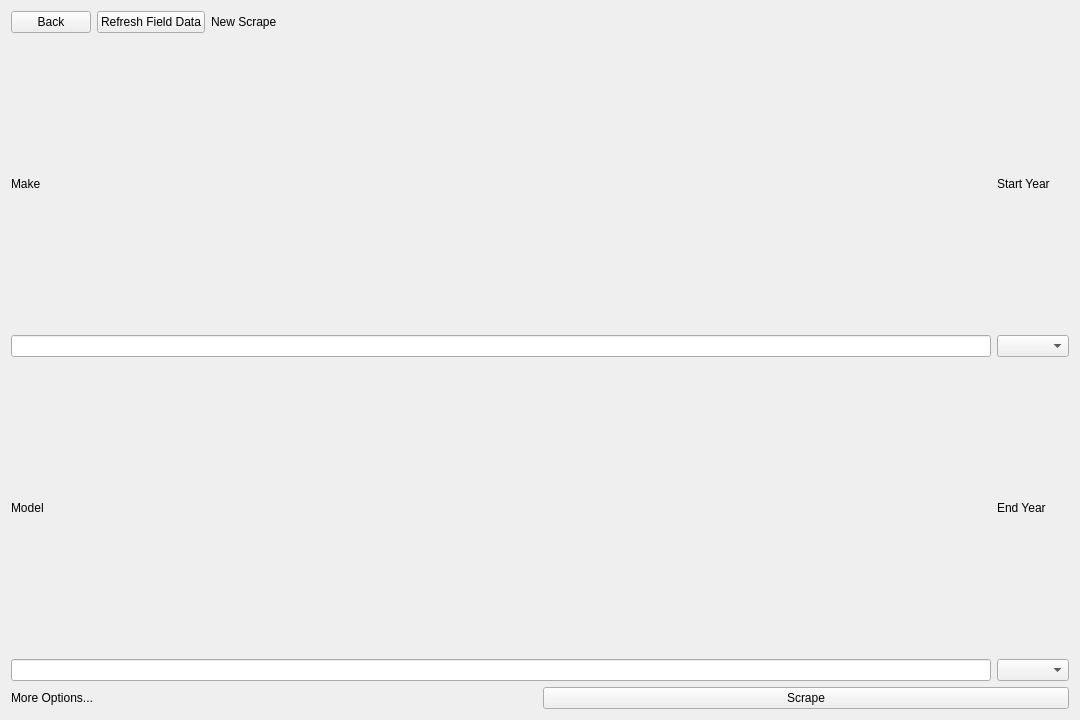
caden-maxwell/nhtsa-scrape, file src/app/ui/ScrapeMenu.ui: the form before one commit.
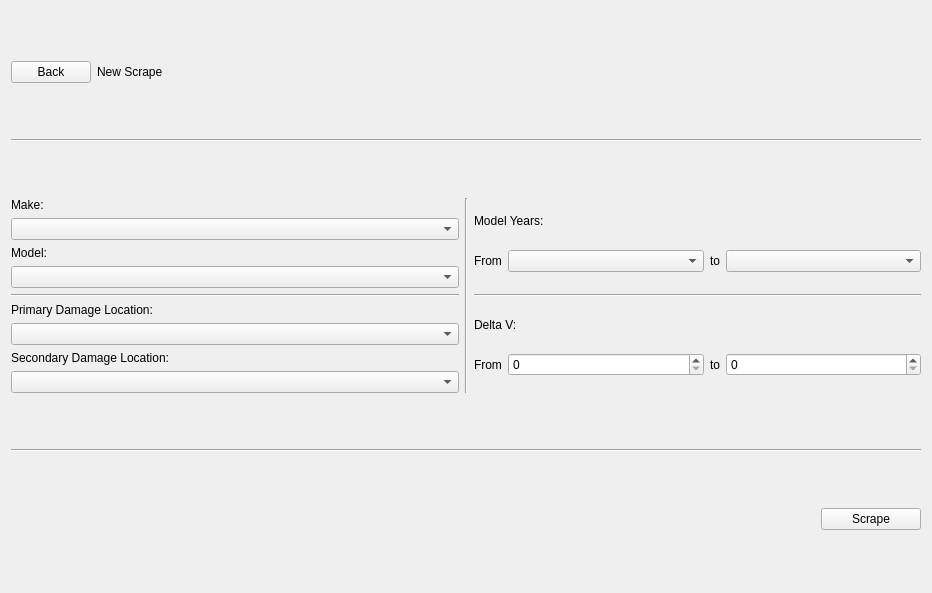
The form after the commit.

```diff
--- a/src/app/ui/ScrapeMenu.ui
+++ b/src/app/ui/ScrapeMenu.ui
@@ -6,16 +6,16 @@
    <rect>
     <x>0</x>
     <y>0</y>
-    <width>1080</width>
-    <height>720</height>
+    <width>932</width>
+    <height>593</height>
    </rect>
   </property>
   <property name="windowTitle">
    <string>Form</string>
   </property>
-  <layout class="QVBoxLayout" name="verticalLayout" stretch="0,1,0">
+  <layout class="QVBoxLayout" name="verticalLayout" stretch="0,0,1,0,0">
    <item>
-    <layout class="QHBoxLayout" name="topHLayout" stretch="0,0,1">
+    <layout class="QHBoxLayout" name="topHLayout" stretch="0,1">
      <item>
       <widget class="QPushButton" name="backBtn">
        <property name="sizePolicy">
@@ -29,13 +29,6 @@
        </property>
       </widget>
      </item>
-     <item>
-      <widget class="QPushButton" name="refreshBtn">
-       <property name="text">
-        <string>Refresh Field Data</string>
-       </property>
-      </widget>
-     </item>
      <item>
       <widget class="QLabel" name="mainTitle">
        <property name="sizePolicy">
@@ -51,83 +44,273 @@
      </item>
     </layout>
    </item>
+   <item>
+    <widget class="Line" name="line_2">
+     <property name="orientation">
+      <enum>Qt::Horizontal</enum>
+     </property>
+    </widget>
+   </item>
    <item>
     <layout class="QGridLayout" name="body">
-     <item row="1" column="0">
-      <layout class="QVBoxLayout" name="modelLayout">
+     <item row="0" column="2">
+      <layout class="QGridLayout" name="yearsLayout">
+       <item row="1" column="2">
+        <widget class="QLabel" name="label_7">
+         <property name="sizePolicy">
+          <sizepolicy hsizetype="Fixed" vsizetype="Preferred">
+           <horstretch>0</horstretch>
+           <verstretch>0</verstretch>
+          </sizepolicy>
+         </property>
+         <property name="text">
+          <string>to</string>
+         </property>
+        </widget>
+       </item>
+       <item row="1" column="1">
+        <widget class="QComboBox" name="startYearCombo">
+         <property name="editable">
+          <bool>false</bool>
+         </property>
+        </widget>
+       </item>
+       <item row="1" column="0">
+        <widget class="QLabel" name="label_6">
+         <property name="sizePolicy">
+          <sizepolicy hsizetype="Fixed" vsizetype="Preferred">
+           <horstretch>0</horstretch>
+           <verstretch>0</verstretch>
+          </sizepolicy>
+         </property>
+         <property name="text">
+          <string>From</string>
+         </property>
+        </widget>
+       </item>
+       <item row="1" column="3">
+        <widget class="QComboBox" name="endYearCombo">
+         <property name="editable">
+          <bool>false</bool>
+         </property>
+        </widget>
+       </item>
+       <item row="0" column="0" colspan="4">
+        <widget class="QLabel" name="label_5">
+         <property name="sizePolicy">
+          <sizepolicy hsizetype="Preferred" vsizetype="Fixed">
+           <horstretch>0</horstretch>
+           <verstretch>0</verstretch>
+          </sizepolicy>
+         </property>
+         <property name="text">
+          <string>Model Years:</string>
+         </property>
+        </widget>
+       </item>
+      </layout>
+     </item>
+     <item row="2" column="0">
+      <layout class="QVBoxLayout" name="damageLayout">
        <item>
-        <widget class="QLabel" name="modelLabel">
+        <widget class="QLabel" name="label">
+         <property name="sizePolicy">
+          <sizepolicy hsizetype="Preferred" vsizetype="Fixed">
+           <horstretch>0</horstretch>
+           <verstretch>0</verstretch>
+          </sizepolicy>
+         </property>
          <property name="text">
-          <string>Model</string>
+          <string>Primary Damage Location:</string>
          </property>
         </widget>
        </item>
        <item>
-        <widget class="QLineEdit" name="modelEdit"/>
+        <widget class="QComboBox" name="pDmgCombo">
+         <property name="editable">
+          <bool>false</bool>
+         </property>
+        </widget>
        </item>
+       <item>
+        <widget class="QLabel" name="label_2">
+         <property name="sizePolicy">
+          <sizepolicy hsizetype="Preferred" vsizetype="Fixed">
+           <horstretch>0</horstretch>
+           <verstretch>0</verstretch>
+          </sizepolicy>
+         </property>
+         <property name="text">
+          <string>Secondary Damage Location:</string>
+         </property>
+        </widget>
+       </item>
+       <item>
+        <widget class="QComboBox" name="sDmgCombo">
+         <property name="editable">
+          <bool>false</bool>
+         </property>
+        </widget>
+       </item>
       </layout>
      </item>
+     <item row="0" column="1" rowspan="3">
+      <widget class="Line" name="line_3">
+       <property name="orientation">
+        <enum>Qt::Vertical</enum>
+       </property>
+      </widget>
+     </item>
      <item row="0" column="0">
       <layout class="QVBoxLayout" name="makeLayout">
        <item>
         <widget class="QLabel" name="makeLabel">
+         <property name="sizePolicy">
+          <sizepolicy hsizetype="Preferred" vsizetype="Fixed">
+           <horstretch>0</horstretch>
+           <verstretch>0</verstretch>
+          </sizepolicy>
+         </property>
          <property name="text">
-          <string>Make</string>
+          <string>Make:</string>
          </property>
         </widget>
        </item>
        <item>
-        <widget class="QLineEdit" name="makeEdit"/>
+        <widget class="QComboBox" name="makeCombo">
+         <property name="editable">
+          <bool>false</bool>
+         </property>
+        </widget>
        </item>
-      </layout>
-     </item>
-     <item row="0" column="1">
-      <layout class="QVBoxLayout" name="startYearLayout">
        <item>
-        <widget class="QLabel" name="startYearLabel">
+        <widget class="QLabel" name="modelLabel">
+         <property name="sizePolicy">
+          <sizepolicy hsizetype="Preferred" vsizetype="Fixed">
+           <horstretch>0</horstretch>
+           <verstretch>0</verstretch>
+          </sizepolicy>
+         </property>
          <property name="text">
-          <string>Start Year</string>
+          <string>Model:</string>
          </property>
         </widget>
        </item>
        <item>
-        <widget class="QComboBox" name="startYearCombo"/>
+        <widget class="QComboBox" name="modelCombo">
+         <property name="editable">
+          <bool>false</bool>
+         </property>
+        </widget>
        </item>
       </layout>
      </item>
-     <item row="1" column="1">
-      <layout class="QVBoxLayout" name="endYearLayout">
-       <item>
-        <widget class="QLabel" name="endYearLabel">
+     <item row="2" column="2">
+      <layout class="QGridLayout" name="deltaLayout">
+       <item row="1" column="0">
+        <widget class="QLabel" name="label_4">
+         <property name="sizePolicy">
+          <sizepolicy hsizetype="Fixed" vsizetype="Preferred">
+           <horstretch>0</horstretch>
+           <verstretch>0</verstretch>
+          </sizepolicy>
+         </property>
          <property name="text">
-          <string>End Year</string>
+          <string>From</string>
          </property>
         </widget>
        </item>
-       <item>
-        <widget class="QComboBox" name="endYearCombo"/>
+       <item row="0" column="0" colspan="4">
+        <widget class="QLabel" name="label_3">
+         <property name="sizePolicy">
+          <sizepolicy hsizetype="Preferred" vsizetype="Fixed">
+           <horstretch>0</horstretch>
+           <verstretch>0</verstretch>
+          </sizepolicy>
+         </property>
+         <property name="text">
+          <string>Delta V:</string>
+         </property>
+        </widget>
        </item>
+       <item row="1" column="2">
+        <widget class="QLabel" name="label_8">
+         <property name="sizePolicy">
+          <sizepolicy hsizetype="Fixed" vsizetype="Preferred">
+           <horstretch>0</horstretch>
+           <verstretch>0</verstretch>
+          </sizepolicy>
+         </property>
+         <property name="text">
+          <string>to</string>
+         </property>
+        </widget>
+       </item>
+       <item row="1" column="3">
+        <widget class="QSpinBox" name="maxDvSpin">
+         <property name="maximum">
+          <number>999999999</number>
+         </property>
+        </widget>
+       </item>
+       <item row="1" column="1">
+        <widget class="QSpinBox" name="minDvSpin">
+         <property name="maximum">
+          <number>999999999</number>
+         </property>
+        </widget>
+       </item>
       </layout>
      </item>
+     <item row="1" column="0">
+      <widget class="Line" name="line_5">
+       <property name="orientation">
+        <enum>Qt::Horizontal</enum>
+       </property>
+      </widget>
+     </item>
+     <item row="1" column="2">
+      <widget class="Line" name="line_4">
+       <property name="orientation">
+        <enum>Qt::Horizontal</enum>
+       </property>
+      </widget>
+     </item>
     </layout>
    </item>
    <item>
-    <layout class="QHBoxLayout" name="bottomHLayout">
+    <widget class="Line" name="line">
+     <property name="orientation">
+      <enum>Qt::Horizontal</enum>
+     </property>
+    </widget>
+   </item>
+   <item>
+    <layout class="QHBoxLayout" name="bottomHLayout" stretch="0,0">
      <item>
-      <widget class="QLabel" name="moreBtn">
-       <property name="sizePolicy">
-        <sizepolicy hsizetype="Preferred" vsizetype="Fixed">
-         <horstretch>0</horstretch>
-         <verstretch>0</verstretch>
-        </sizepolicy>
+      <spacer name="horizontalSpacer">
+       <property name="orientation">
+        <enum>Qt::Horizontal</enum>
        </property>
-       <property name="text">
-        <string>More Options...</string>
+       <property name="sizeType">
+        <enum>QSizePolicy::Expanding</enum>
        </property>
-      </widget>
+       <property name="sizeHint" stdset="0">
+        <size>
+         <width>40</width>
+         <height>20</height>
+        </size>
+       </property>
+      </spacer>
      </item>
      <item>
       <widget class="QPushButton" name="submitBtn">
+       <property name="minimumSize">
+        <size>
+         <width>100</width>
+         <height>0</height>
+        </size>
+       </property>
        <property name="text">
         <string>Scrape</string>
        </property>
```
Left out of the diff: 2 changed lines with no effect on the pictures.
